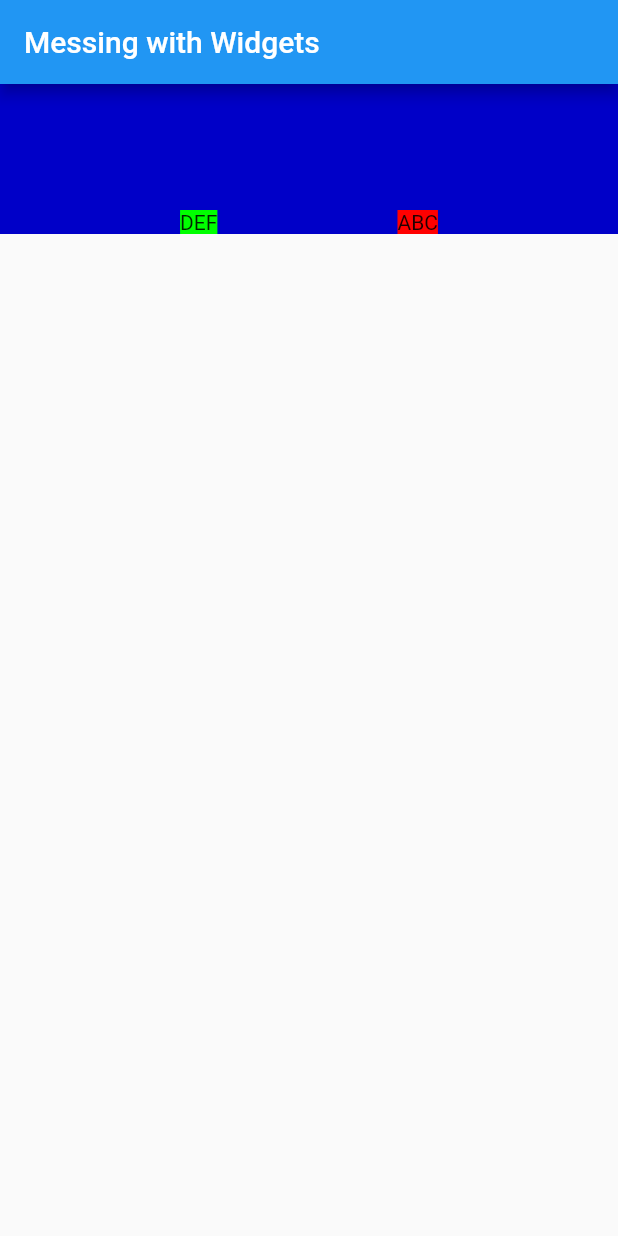
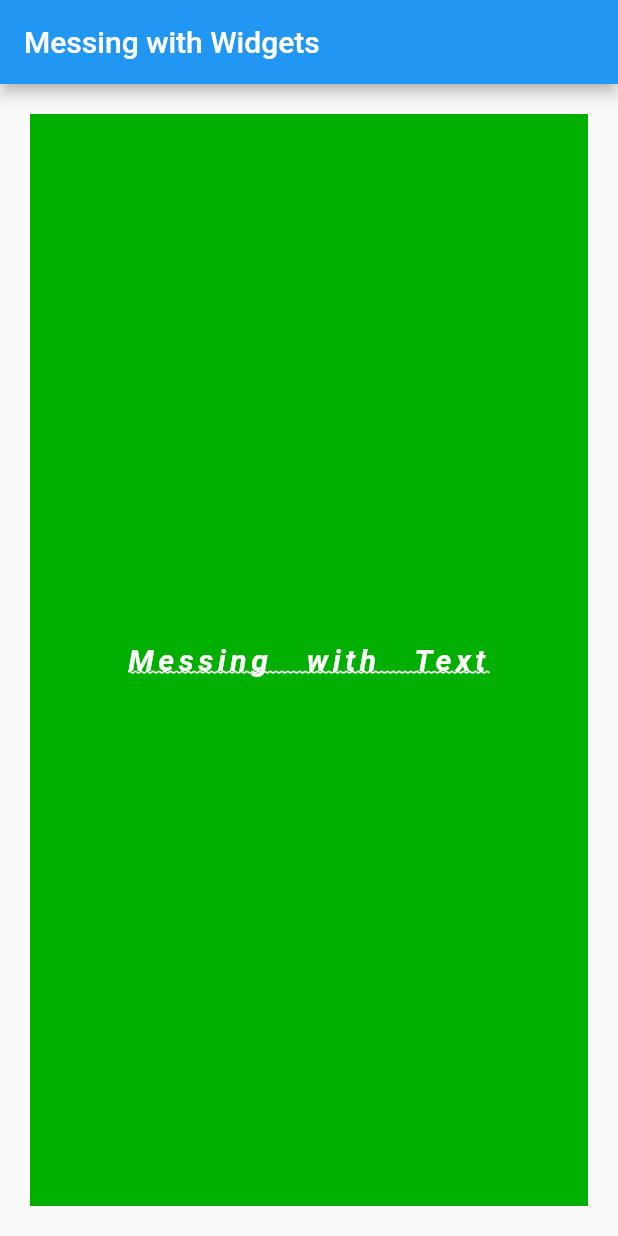
Before and after one commit to lyraddigital/flutter-widgets-part1, a Flutter app: the screen it shows after launch, on a phone screen of 412 x 824 dp. Run offline on Flutter 3.47's test engine with Material 2 defaults, Android fonts, the phone set to English and light mode, and no system bars.

Commit message:
Updated code for extra widgets

```diff
--- a/lib/main.dart
+++ b/lib/main.dart
@@ -1,6 +1,11 @@
 import 'package:flutter/material.dart';
 import 'widgets/container.dart';
 import 'widgets/row.dart';
+import 'widgets/column.dart';
+import 'widgets/flex.dart';
+import 'widgets/expanded.dart';
+import 'widgets/flexible.dart';
+import 'widgets/text.dart';
 
 void main() => runApp(MyApp());
 
@@ -13,7 +18,7 @@ class MyApp extends StatelessWidget {
         appBar: AppBar(
           title: Text('Messing with Widgets'),
         ),
-        body: RowTestWidget()
+        body: TextTestWidget()
       ),
     );
   }
--- /dev/null
+++ b/lib/widgets/text.dart
@@ -0,0 +1,32 @@
+import 'package:flutter/material.dart';
+
+class TextTestWidget extends StatelessWidget {
+  @override
+  Widget build(BuildContext context) {
+    return Center(
+      child: Container(
+        alignment: Alignment.center,
+        color: Color.fromARGB(255, 0, 175, 0),
+        padding: EdgeInsets.all(10),
+        margin: EdgeInsets.all(20),
+        child: Text(
+          'Messing with Text',
+          textAlign: TextAlign.center,
+          overflow: TextOverflow.ellipsis,
+          style: TextStyle(
+            fontSize: 20,
+            decoration: TextDecoration.underline,
+            // decorationColor: Color.fromARGB(100, 0, 0, 0),
+            decorationStyle: TextDecorationStyle.wavy,
+            wordSpacing: 15,
+            letterSpacing: 3,
+
+            fontStyle: FontStyle.italic,
+            color: Color.fromARGB(255, 255, 255, 255),
+            fontWeight: FontWeight.bold
+          ),
+        )
+      )
+    );
+  }
+}
```
Also changed, not shown: lib/widgets/column.dart (added, +29 -0 lines), lib/widgets/expanded.dart (added, +26 -0 lines), lib/widgets/flex.dart (added, +30 -0 lines), lib/widgets/flexible.dart (added, +30 -0 lines), pubspec.yaml (line endings or trailing spaces), 1 other file.
